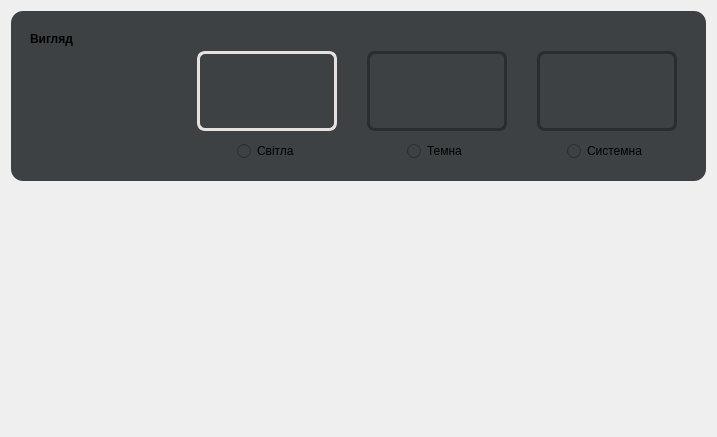
First picture: the form in src/appsetting.ui, repository MikeostCorp/Gradify, before the edit.
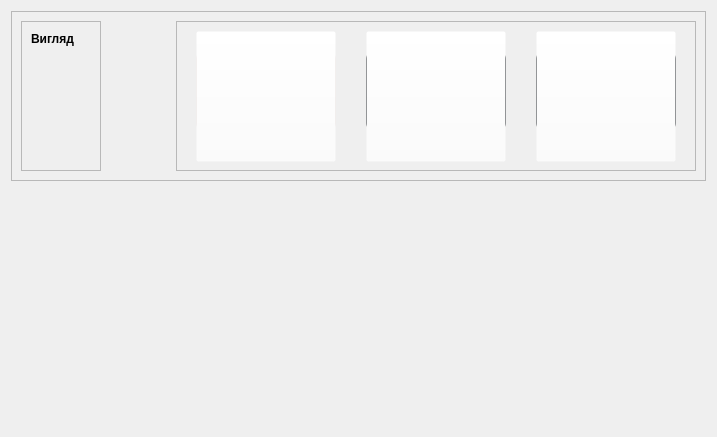
Second picture: the form after the edit. Icons and pictures are not drawn.

```diff
--- a/src/appsetting.ui
+++ b/src/appsetting.ui
@@ -41,9 +41,7 @@
       </size>
      </property>
      <property name="styleSheet">
-      <string notr="true">border-radius:  12px;
-background-color: rgb(61,65,68);
-</string>
+      <string notr="true"/>
      </property>
      <property name="frameShape">
       <enum>QFrame::StyledPanel</enum>
@@ -87,6 +85,9 @@
            <verstretch>0</verstretch>
           </sizepolicy>
          </property>
+         <property name="styleSheet">
+          <string notr="true"/>
+         </property>
          <property name="text">
           <string>&lt;html&gt;&lt;head/&gt;&lt;body&gt;&lt;p&gt;&lt;span style=&quot; font-weight:700;&quot;&gt;Вигляд&lt;/span&gt;&lt;/p&gt;&lt;/body&gt;&lt;/html&gt;</string>
          </property>
```
Left out of the diff: 2 changed lines with no effect on the pictures.
